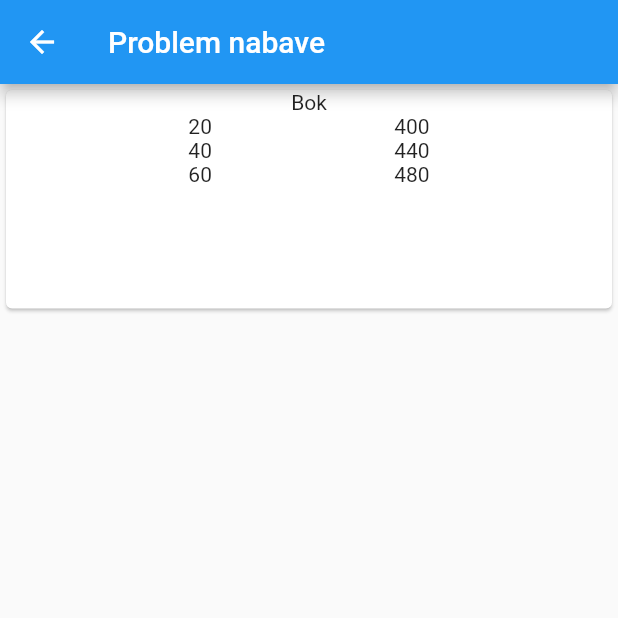
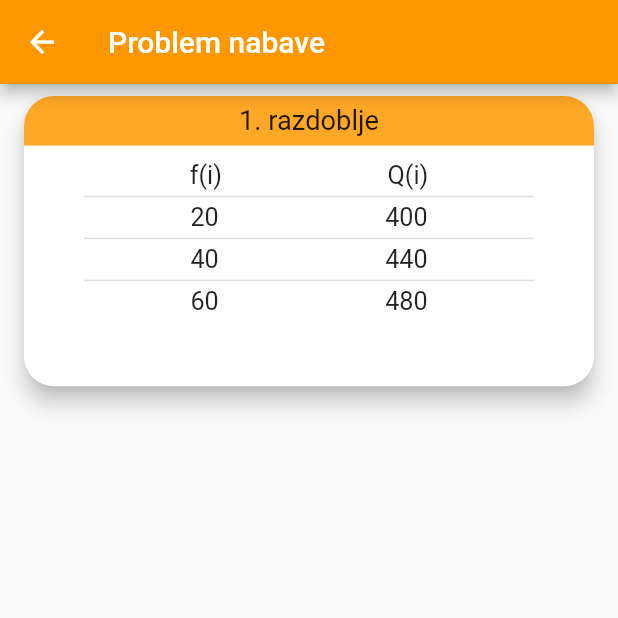
Before and after one commit to Beertija/dinamicko_programiranje, a Flutter app: the TaskCompletedScreen screen opened directly, on a phone screen of 412 x 824 dp, the top half of it. Run offline on Flutter 3.47's test engine with Material 2 defaults, Android fonts, the phone set to English and light mode, and no system bars.

Commit message:
Added half done Card widget template

```diff
--- /dev/null
+++ b/lib/components/razdoblje_card_template.dart
@@ -0,0 +1,61 @@
+import 'package:dinamicko_programiranje/helpers/media_query.dart';
+import 'package:flutter/material.dart';
+
+class RazdobljeCard extends StatelessWidget {
+  const RazdobljeCard({Key? key}) : super(key: key);
+
+  @override
+  Widget build(BuildContext context) {
+    return Card(
+      margin:
+      const EdgeInsets.symmetric(vertical: 8, horizontal: 16),
+      elevation: 6,
+      shape: RoundedRectangleBorder(
+        borderRadius: BorderRadius.circular(20),
+      ),
+      child: Column(
+        children: [
+          Container(
+              child: Text("1. razdoblje",
+                  textScaleFactor: 1.3),
+              decoration: BoxDecoration(
+                  color: Colors.orange[400],
+                  borderRadius: BorderRadius.only(
+                      topLeft: Radius.circular(20),
+                      topRight: Radius.circular(20))),
+              height: displayHeight(context) * 0.04,
+              alignment: Alignment.center),
+          const SizedBox(height: 10),
+          Row(
+            mainAxisAlignment: MainAxisAlignment.spaceEvenly,
+            children: [Text("f(i)", textScaleFactor: 1.2), Text("Q(i)", textScaleFactor: 1.2)],
+          ),
+          const Divider(indent: 40,
+              endIndent: 40,
+              thickness: 1,
+              height: 8),
+          Row(
+            mainAxisAlignment: MainAxisAlignment.spaceEvenly,
+            children: [Text("20", textScaleFactor: 1.2), Text("400", textScaleFactor: 1.2)],
+          ),
+          const Divider(indent: 40,
+              endIndent: 40,
+              thickness: 1,
+              height: 8),
+          Row(
+            mainAxisAlignment: MainAxisAlignment.spaceEvenly,
+            children: [Text("40", textScaleFactor: 1.2), Text("440", textScaleFactor: 1.2)],
+          ),
+          const Divider(indent: 40,
+              endIndent: 40,
+              thickness: 1,
+              height: 8),
+          Row(
+            mainAxisAlignment: MainAxisAlignment.spaceEvenly,
+            children: [Text("60", textScaleFactor: 1.2), Text("480", textScaleFactor: 1.2)],
+          )
+        ],
+      ),
+    );
+  }
+}
--- a/lib/main.dart
+++ b/lib/main.dart
@@ -19,7 +19,7 @@ class MyApp extends StatelessWidget {
     return MaterialApp(
       title: 'Flutter Demo',
       theme: ThemeData(
-        primarySwatch: Colors.blue,
+        primarySwatch: Colors.orange,
       ),
       home: const UnosVarijabliScreen(),
     );
--- a/lib/screens/task_completed_screen.dart
+++ b/lib/screens/task_completed_screen.dart
@@ -1,3 +1,5 @@
+import 'package:dinamicko_programiranje/components/razdoblje_card_template.dart';
+import 'package:dinamicko_programiranje/helpers/media_query.dart';
 import 'package:dinamicko_programiranje/providers/calculate_provider.dart';
 import 'package:flutter/material.dart';
 import 'package:provider/provider.dart';
@@ -22,7 +24,8 @@ class _TaskCompletedScreenState extends State<TaskCompletedScreen> {
           appBar: AppBar(
             leading: GestureDetector(
                 onTap: () {
-                  Provider.of<CalculateProvider>(context, listen: false).reset();
+                  Provider.of<CalculateProvider>(context, listen: false)
+                      .reset();
                   Navigator.pop(context);
                 },
                 child: const Icon(
@@ -34,34 +37,9 @@ class _TaskCompletedScreenState extends State<TaskCompletedScreen> {
           ),
           body: Column(
             children: [
-              Expanded(
-                flex: 2,
-                  child: Card(
-                    child: Column(
-                      children: [
-                        Text("Bok"),
-                        Row(
-                          mainAxisAlignment: MainAxisAlignment.spaceEvenly,
-                          children: [
-                            Column(
-                              children: [
-                                Text("20"),
-                                Text("40"),
-                                Text("60")
-                              ],
-                            ),
-                            Column(
-                              children: [
-                                Text("400"),
-                                Text("440"),
-                                Text("480")
-                              ],
-                            ),
-                          ],
-                        )
-                      ],
-                    ),
-                  )),
+              const Expanded(
+                  flex: 3,
+                  child: RazdobljeCard()),
               Expanded(
                   flex: 8,
                   child: ListView.builder(
```
